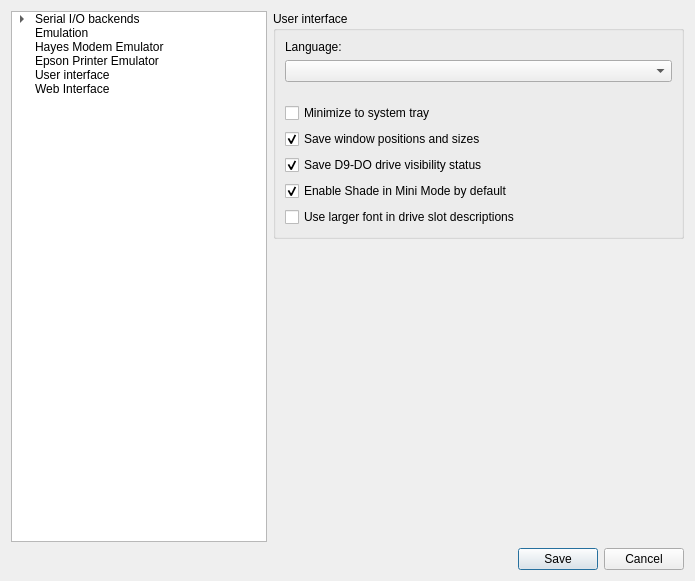
pjones1063/AspeQt-2k26, file src/optionsdialog.ui: the form before one commit.
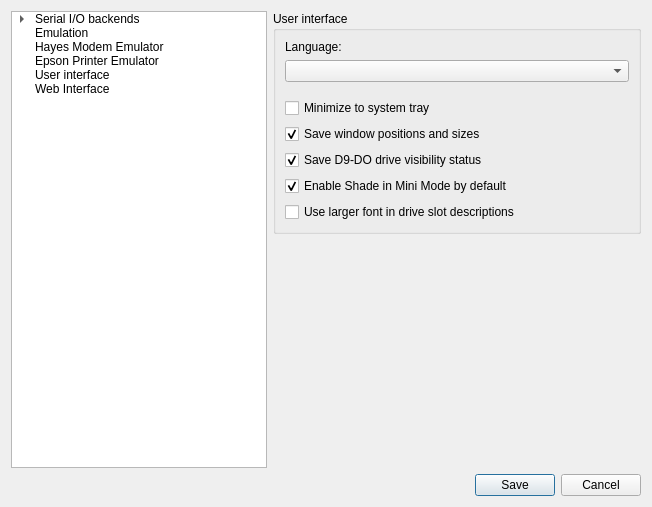
The form after the commit. The open tabs and pages were chosen to show the change.

Patch:
```diff
--- a/src/optionsdialog.ui
+++ b/src/optionsdialog.ui
@@ -5,14 +5,6 @@
   <property name="windowModality">
    <enum>Qt::WindowModality::ApplicationModal</enum>
   </property>
-  <property name="geometry">
-   <rect>
-    <x>0</x>
-    <y>0</y>
-    <width>695</width>
-    <height>581</height>
-   </rect>
-  </property>
   <property name="windowTitle">
    <string>Options</string>
   </property>
@@ -1371,7 +1363,7 @@
             <property name="sizeHint" stdset="0">
              <size>
               <width>20</width>
-              <height>15</height>
+              <height>10</height>
              </size>
             </property>
            </spacer>
```
Left out of the diff: 11 changed lines with no effect on the pictures.
